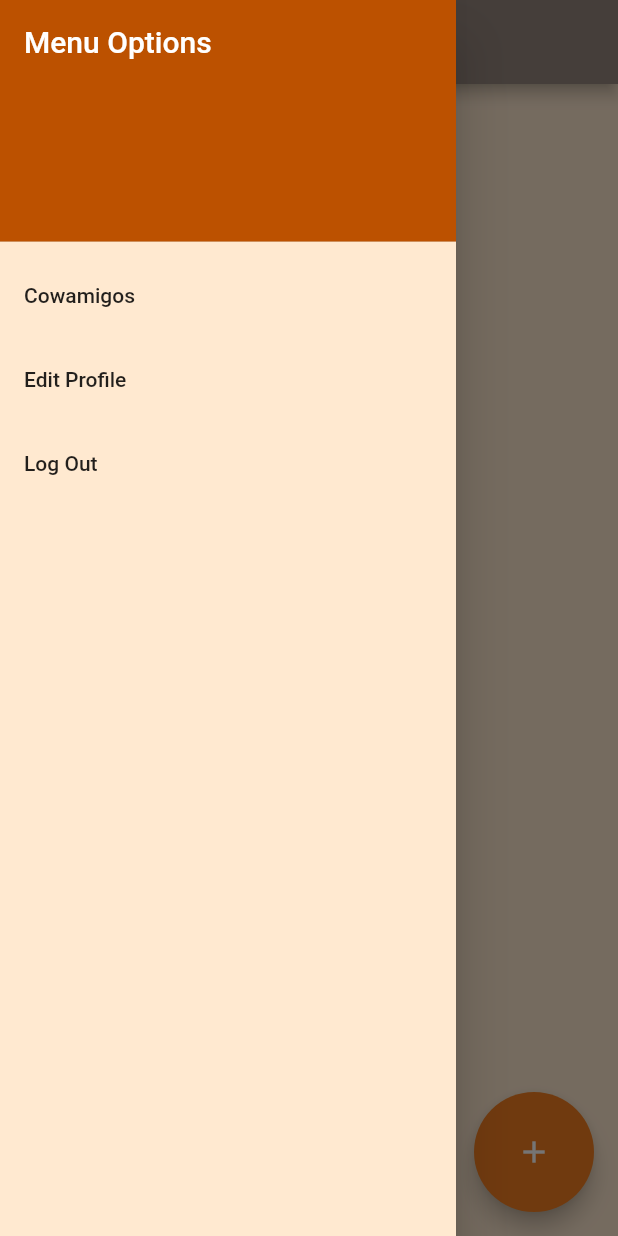
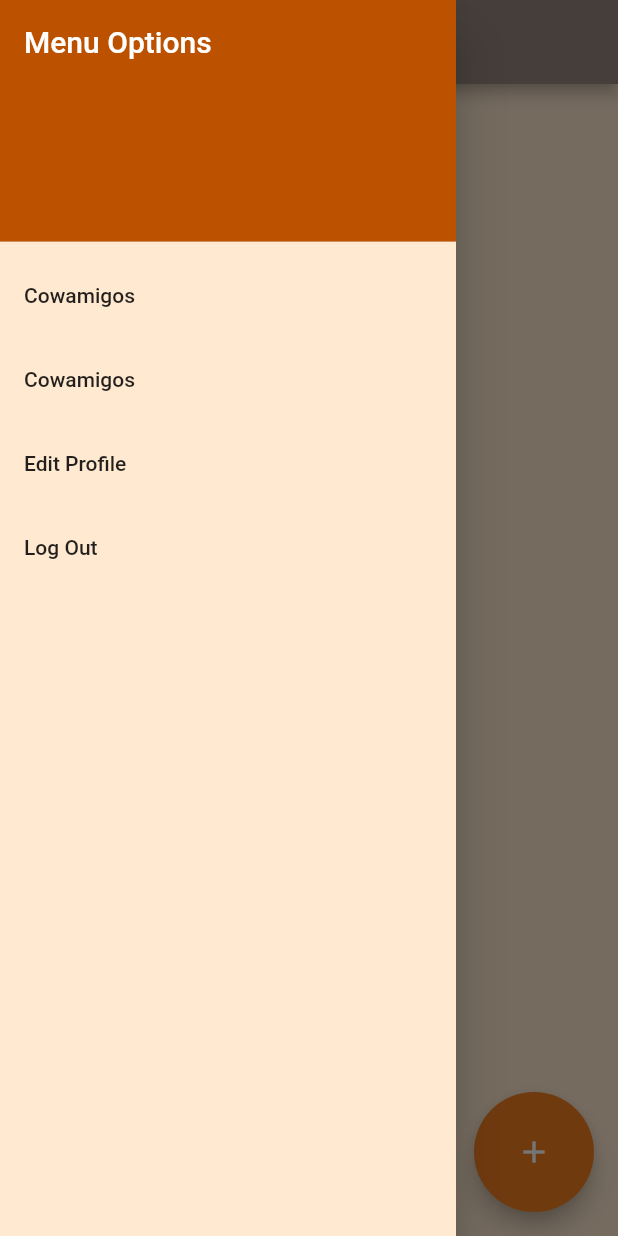
Before and after one commit to prafull2001/grocery-mule, a Flutter app: the ListsScreen screen opened by its route, with the side drawer open, on a phone screen of 412 x 824 dp. Run offline on Flutter 3.47's test engine with Material 2 defaults, Android fonts, the phone set to English and light mode, and no system bars; our stand-ins replace badges, cloud_firestore, firebase_auth, firebase_core, fluttertoast, google_sign_in; missing offline and left inert: number_inc_dec; accounts and stored records are empty.

```diff
--- a/lib/screens/lists.dart
+++ b/lib/screens/lists.dart
@@ -116,6 +116,13 @@ class _ListsScreenState extends State<ListsScreen> {
                   ),
                 ),
                 // Text(context.watch<Cowboy>().first_name),
+                ListTile(
+                  title: const Text('Cowamigos'),
+                  onTap: () {
+                    Navigator.pop(context);
+                    Navigator.pushNamed(context, FriendScreen.id);
+                  },
+                ),
                 ListTile(
                   title: const Text('Cowamigos'),
                   onTap: () {
```
